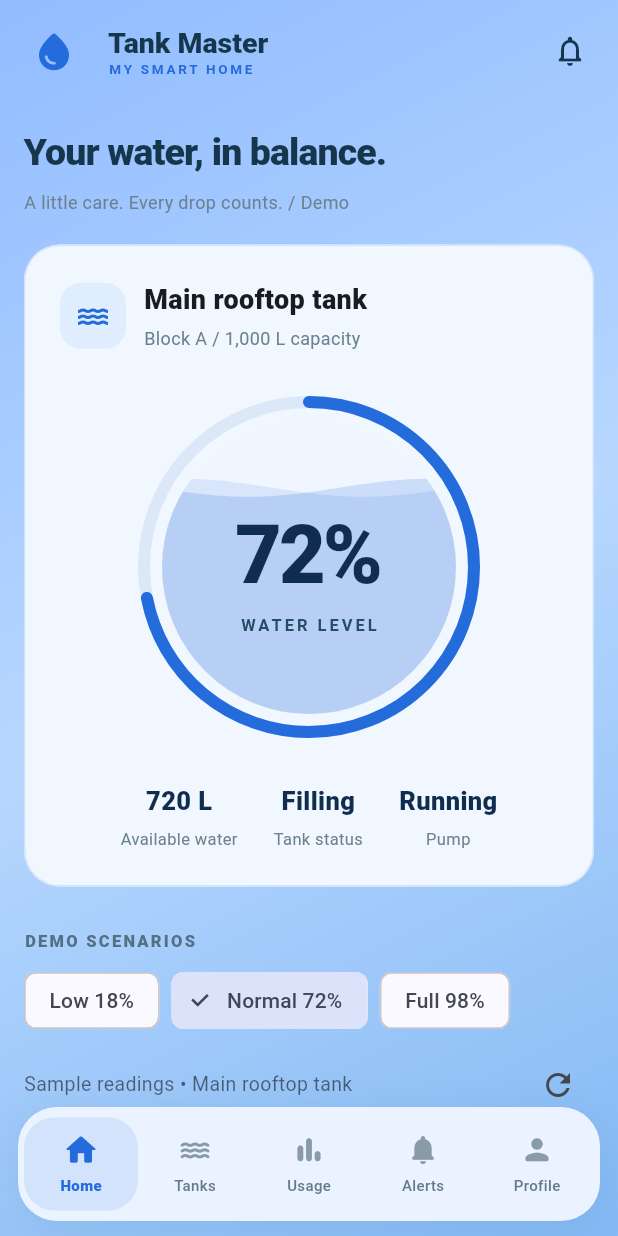
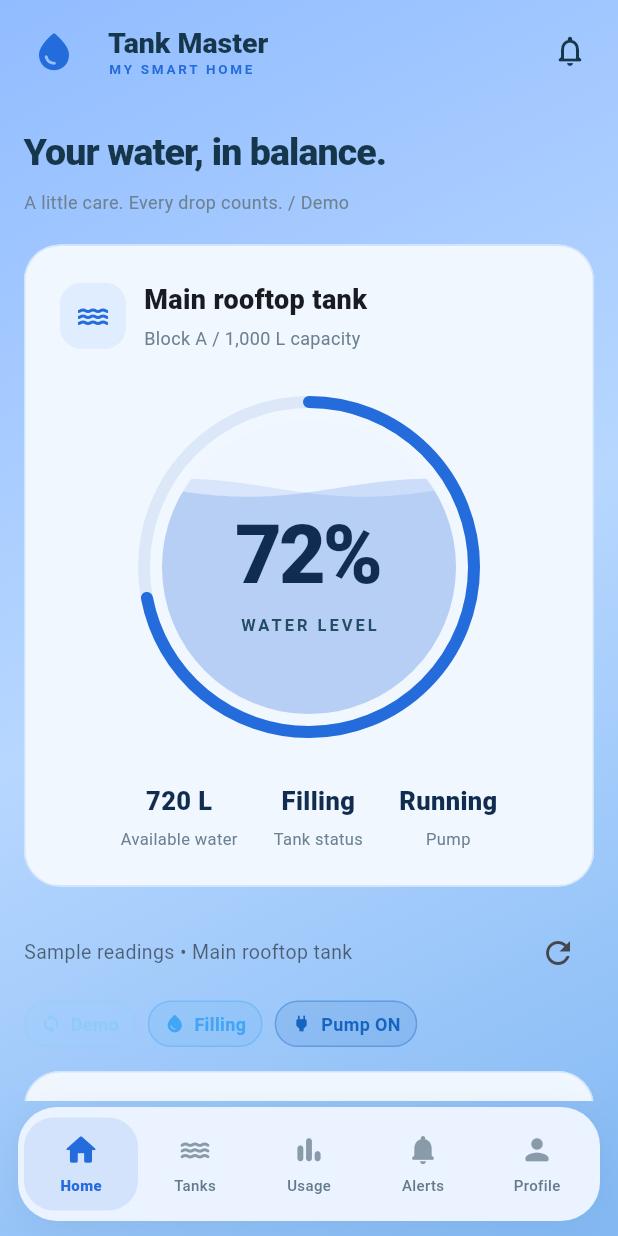
Before and after one commit to hasankachamathvi/Tank_Master_IOT, a Flutter app: the AppShell screen opened directly with empty values, on a phone screen of 412 x 824 dp. Run offline on Flutter 3.47's test engine with Material 3 defaults, Android fonts, the phone set to English and light mode, and no system bars; our stand-ins replace firebase_auth, firebase_core, firebase_database; accounts and stored records are empty.

Commit message:
Remove demo scenarios section from dashboard UI for cleaner presentation

```diff
--- a/lib/screens/dashboard_page.dart
+++ b/lib/screens/dashboard_page.dart
@@ -282,26 +282,6 @@
             pump: _tank.pump,
           ),
           const SizedBox(height: 12),
-          if (FirebaseService.demoMode) ...[
-            const SizedBox(height: 16),
-            const Text('DEMO SCENARIOS',
-                style: TextStyle(
-                    fontSize: 11,
-                    fontWeight: FontWeight.w800,
-                    letterSpacing: 1.5,
-                    color: Color(0xFF547084))),
-            const SizedBox(height: 8),
-            Wrap(spacing: 8, runSpacing: 8, children: [
-              for (final scenario
-                  in const {'Low': 18.0, 'Normal': 72.0, 'Full': 98.0}.entries)
-                ChoiceChip(
-                  label: Text('${scenario.key} ${scenario.value.toInt()}%'),
-                  selected: _tank.level == scenario.value,
-                  onSelected: (_) =>
-                      FirebaseService.previewLevel(scenario.value),
-                ),
-            ]),
-          ],
           const SizedBox(height: 8),
           Row(
             children: [
```
Also changed, not shown: 1 other file.
